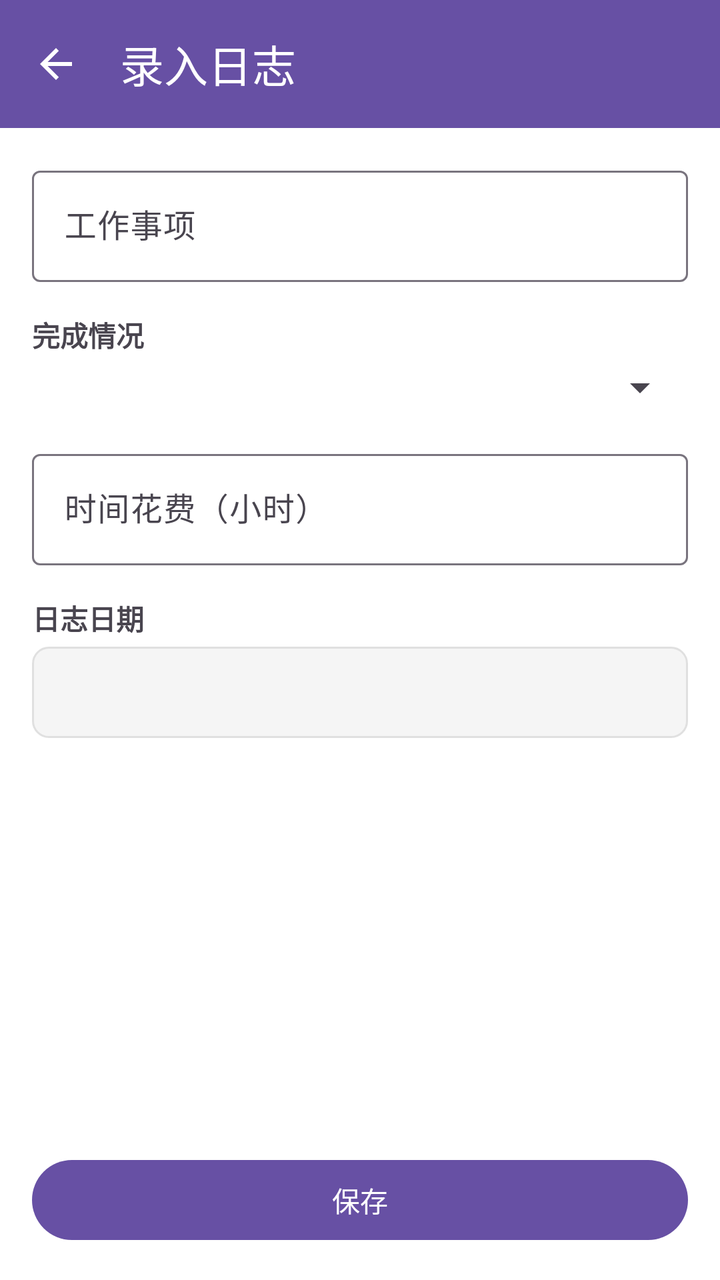
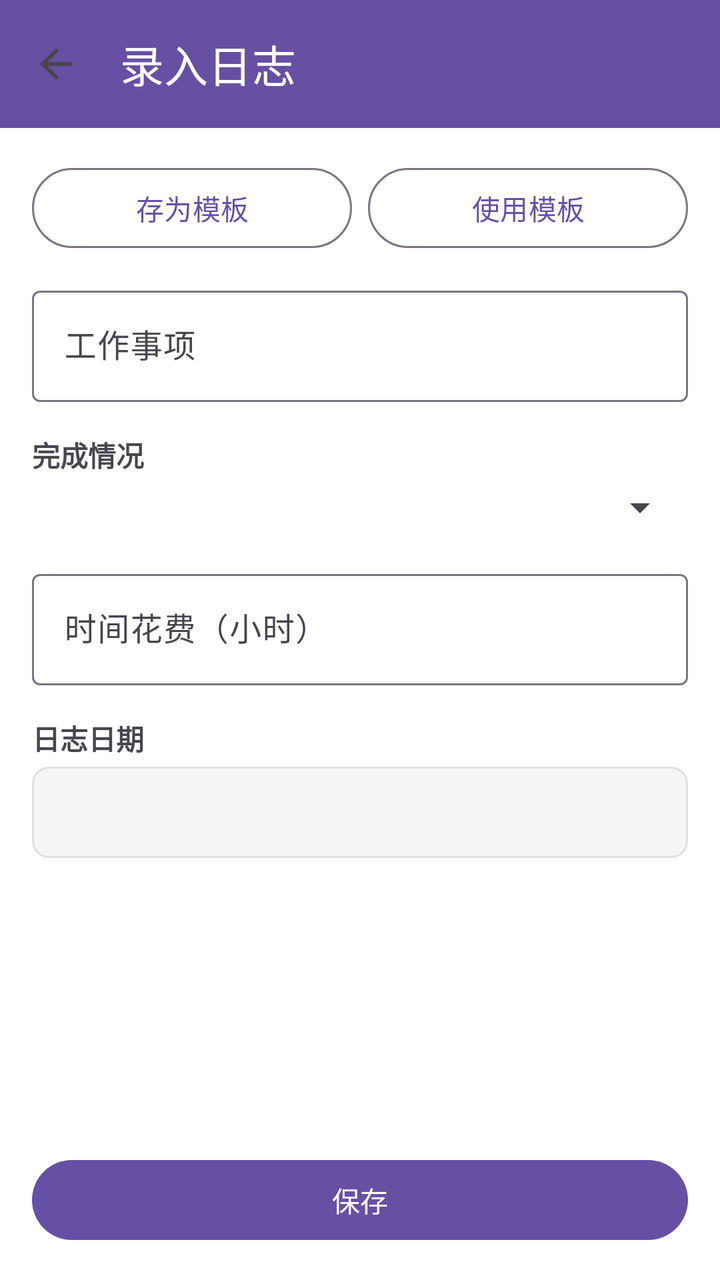

Before-and-after screenshots of an Android layout around one commit, followed by the original layout XML and the change that was made.
<!-- AndroidManifest.xml: application theme Theme.Project_Pandora -->
<!-- res/layout/activity_log_create.xml -->
<?xml version="1.0" encoding="utf-8"?>
<layout xmlns:android="http://schemas.android.com/apk/res/android"
    xmlns:app="http://schemas.android.com/apk/res-auto">

    <data>

    </data>

    <androidx.constraintlayout.widget.ConstraintLayout
        android:layout_width="match_parent"
        android:layout_height="match_parent"
        android:background="@android:color/white">

        <com.google.android.material.appbar.MaterialToolbar
            android:id="@+id/toolbar"
            android:layout_width="match_parent"
            android:layout_height="wrap_content"
            android:background="?attr/colorPrimary"
            app:title="录入日志"
            app:titleTextColor="@android:color/white"
            app:navigationIcon="@drawable/ic_back"
            app:layout_constraintTop_toTopOf="parent" />

        <ScrollView
            android:layout_width="match_parent"
            android:layout_height="0dp"
            app:layout_constraintTop_toBottomOf="@id/toolbar"
            app:layout_constraintBottom_toTopOf="@id/btnSave">

            <LinearLayout
                android:layout_width="match_parent"
                android:layout_height="wrap_content"
                android:orientation="vertical"
                android:padding="16dp">

                <com.google.android.material.textfield.TextInputLayout
                    android:layout_width="match_parent"
                    android:layout_height="wrap_content"
                    android:hint="工作事项">

                    <com.google.android.material.textfield.TextInputEditText
                        android:id="@+id/editWorkItem"
                        android:layout_width="match_parent"
                        android:layout_height="wrap_content"
                        android:inputType="text" />

                </com.google.android.material.textfield.TextInputLayout>

                <TextView
                    android:layout_width="wrap_content"
                    android:layout_height="wrap_content"
                    android:layout_marginTop="16dp"
                    android:text="完成情况"
                    android:textStyle="bold" />

                <Spinner
                    android:id="@+id/spinnerCompletionStatus"
                    android:layout_width="match_parent"
                    android:layout_height="wrap_content"
                    android:layout_marginTop="4dp" />

                <com.google.android.material.textfield.TextInputLayout
                    android:layout_width="match_parent"
                    android:layout_height="wrap_content"
                    android:layout_marginTop="16dp"
                    android:hint="时间花费（小时）">

                    <com.google.android.material.textfield.TextInputEditText
                        android:id="@+id/editTimeCost"
                        android:layout_width="match_parent"
                        android:layout_height="wrap_content"
                        android:inputType="numberDecimal" />

                </com.google.android.material.textfield.TextInputLayout>

                <TextView
                    android:layout_width="wrap_content"
                    android:layout_height="wrap_content"
                    android:layout_marginTop="16dp"
                    android:text="日志日期"
                    android:textStyle="bold" />

                <TextView
                    android:id="@+id/textLogDate"
                    android:layout_width="match_parent"
                    android:layout_height="wrap_content"
                    android:layout_marginTop="4dp"
                    android:padding="12dp"
                    android:background="@drawable/bg_date_picker"
                    android:textSize="16sp" />

            </LinearLayout>

        </ScrollView>

        <com.google.android.material.button.MaterialButton
            android:id="@+id/btnSave"
            android:layout_width="match_parent"
            android:layout_height="wrap_content"
            android:layout_margin="16dp"
            android:text="保存"
            app:layout_constraintBottom_toBottomOf="parent" />

    </androidx.constraintlayout.widget.ConstraintLayout>
</layout>
<!-- resources referenced by this layout -->
<resources>
  <!-- drawable bg_date_picker (drawable) -->
  <?xml version="1.0" encoding="utf-8"?>
  <shape xmlns:android="http://schemas.android.com/apk/res/android"
      android:shape="rectangle">
      <solid android:color="#F5F5F5" />
      <corners android:radius="8dp" />
      <stroke android:width="1dp" android:color="#E0E0E0" />
  </shape>
  <!-- drawable ic_back (drawable) -->
  <vector xmlns:android="http://schemas.android.com/apk/res/android"
      android:width="24dp"
      android:height="24dp"
      android:viewportWidth="24"
      android:viewportHeight="24"
      android:tint="?attr/colorOnPrimary">
      <path
          android:fillColor="@android:color/white"
          android:pathData="M20,11H7.83l5.59,-5.59L12,4l-8,8 8,8 1.41,-1.41L7.83,13H20v-2z" />
  </vector>
  <style name="Theme.Project_Pandora" parent="Base.Theme.Project_Pandora" />
  <style name="Base.Theme.Project_Pandora" parent="Theme.Material3.DayNight.NoActionBar">
          
          
      </style>
</resources>

<!-- the commit's change to res/layout/activity_log_create.xml (unified diff, before → after) -->
@@ -18,7 +18,7 @@
             android:background="?attr/colorPrimary"
             app:title="录入日志"
             app:titleTextColor="@android:color/white"
-            app:navigationIcon="@drawable/ic_back"
+            app:navigationIcon="?attr/homeAsUpIndicator"
             app:layout_constraintTop_toTopOf="parent" />
 
         <ScrollView
@@ -32,6 +32,32 @@
                 android:layout_height="wrap_content"
                 android:orientation="vertical"
                 android:padding="16dp">
+
+                <LinearLayout
+                    android:layout_width="match_parent"
+                    android:layout_height="wrap_content"
+                    android:orientation="horizontal"
+                    android:layout_marginBottom="12dp">
+
+                    <com.google.android.material.button.MaterialButton
+                        android:id="@+id/btnSaveTemplate"
+                        style="@style/Widget.Material3.Button.OutlinedButton"
+                        android:layout_width="0dp"
+                        android:layout_height="wrap_content"
+                        android:layout_weight="1"
+                        android:text="存为模板"
+                        android:layout_marginEnd="4dp" />
+
+                    <com.google.android.material.button.MaterialButton
+                        android:id="@+id/btnUseTemplate"
+                        style="@style/Widget.Material3.Button.OutlinedButton"
+                        android:layout_width="0dp"
+                        android:layout_height="wrap_content"
+                        android:layout_weight="1"
+                        android:text="使用模板"
+                        android:layout_marginStart="4dp" />
+
+                </LinearLayout>
 
                 <com.google.android.material.textfield.TextInputLayout
                     android:layout_width="match_parent"
<!-- resource entries referenced after the edit -->
@@ -8,17 +8,6 @@
       <corners android:radius="8dp" />
       <stroke android:width="1dp" android:color="#E0E0E0" />
   </shape>
-  <!-- drawable ic_back (drawable) -->
-  <vector xmlns:android="http://schemas.android.com/apk/res/android"
-      android:width="24dp"
-      android:height="24dp"
-      android:viewportWidth="24"
-      android:viewportHeight="24"
-      android:tint="?attr/colorOnPrimary">
-      <path
-          android:fillColor="@android:color/white"
-          android:pathData="M20,11H7.83l5.59,-5.59L12,4l-8,8 8,8 1.41,-1.41L7.83,13H20v-2z" />
-  </vector>
   <style name="Theme.Project_Pandora" parent="Base.Theme.Project_Pandora" />
   <style name="Base.Theme.Project_Pandora" parent="Theme.Material3.DayNight.NoActionBar">
           
